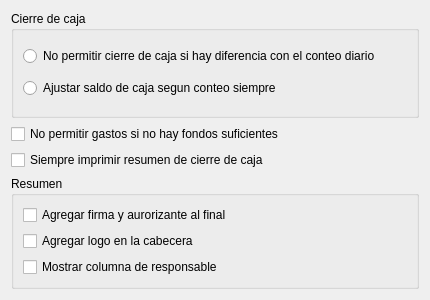
First picture: the form in trunk/plugins/caja/formprefcajabase.ui, repository chungote/gestotux, before the edit.
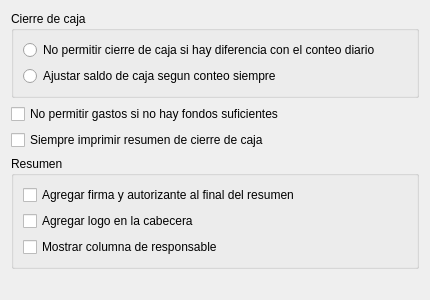
Second picture: the form after the edit.

The edit to the form file:
```diff
--- a/trunk/plugins/caja/formprefcajabase.ui
+++ b/trunk/plugins/caja/formprefcajabase.ui
@@ -60,7 +60,7 @@
       <item>
        <widget class="QCheckBox" name="CkBFirma">
         <property name="text">
-         <string>Agregar firma y aurorizante al final</string>
+         <string>Agregar firma y autorizante al final del resumen</string>
         </property>
        </widget>
       </item>
@@ -81,6 +81,19 @@
      </layout>
     </widget>
    </item>
+   <item>
+    <spacer name="verticalSpacer">
+     <property name="orientation">
+      <enum>Qt::Vertical</enum>
+     </property>
+     <property name="sizeHint" stdset="0">
+      <size>
+       <width>20</width>
+       <height>40</height>
+      </size>
+     </property>
+    </spacer>
+   </item>
   </layout>
  </widget>
  <resources/>
```
